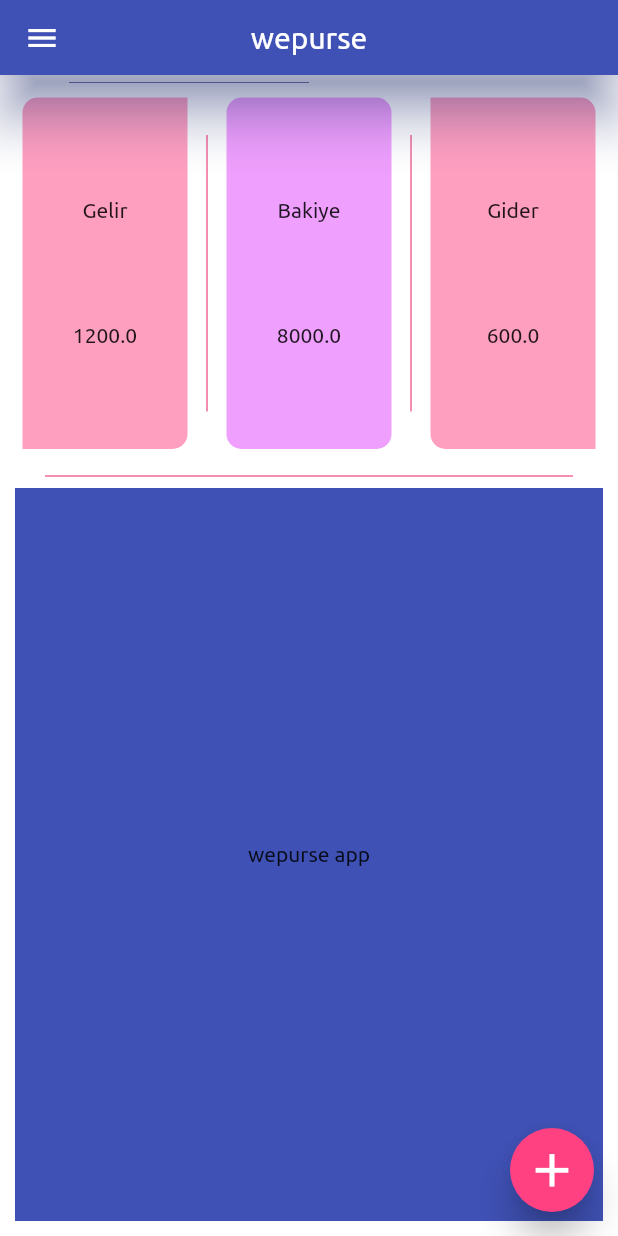
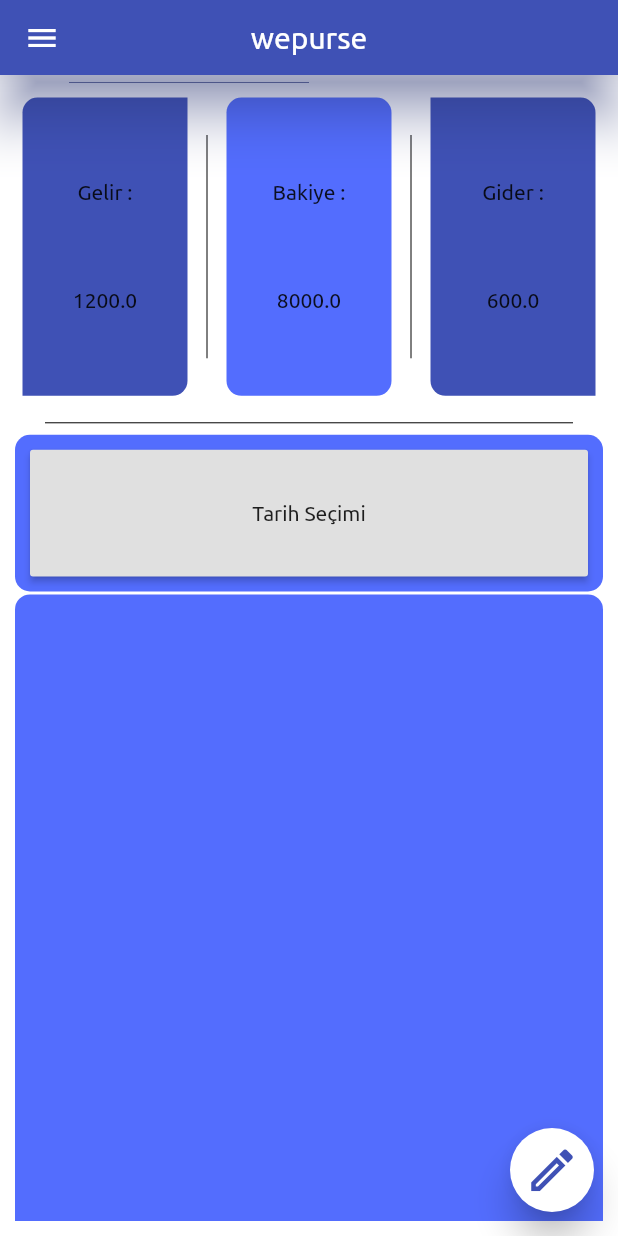
Before and after one commit to fatihatagunn/wepurse, a Flutter app: the MyHomePage screen opened directly, on a phone screen of 412 x 824 dp. Run offline on Flutter 3.47's test engine with Material 2 defaults, Android fonts, the phone set to English and light mode, and no system bars.

Commit message:
Colors , font , floatingActionButton modified.

```diff
--- a/lib/ui/my_home_page.dart
+++ b/lib/ui/my_home_page.dart
@@ -1,4 +1,5 @@
 import 'package:flutter/cupertino.dart';
+import 'package:flutter/gestures.dart';
 import 'package:flutter/material.dart';
 import 'add_process_page.dart';
 import 'appbar_widget.dart';
@@ -14,7 +15,6 @@
 class MyHomePageState extends State<MyHomePage> {
   var _income = 1200.0;
   var _amount = 8000.0;
-
   var _expense = 600.0;
 
   @override
@@ -38,9 +38,14 @@
                 ),
               );
             },
-            backgroundColor: Colors.pinkAccent.shade200,
-            child: Icon(Icons.add, size: 37,),
+            //backgroundColor: Colors.pinkAccent.shade200,
+            child: Icon(
+              Icons.edit_outlined,
+              size: 37,
+              color: Colors.indigo,
+            ),
             elevation: 10,
+            backgroundColor: Colors.white,
           ),
         ),
         body: Padding(
@@ -52,7 +57,7 @@
                   width: double.infinity,
                   height: MediaQuery.of(context).size.height / 3,
                   decoration: BoxDecoration(
-                    //color: Colors.purpleAccent,
+                    //color: Colors.indigo,
                     borderRadius: BorderRadius.circular(12),
                   ),
                   child: Row(
@@ -61,7 +66,7 @@
                         child: Container(
                           margin: EdgeInsets.all(5),
                           decoration: BoxDecoration(
-                            color: Colors.pinkAccent.withOpacity(0.5),
+                            color: Colors.indigo,
                             borderRadius: BorderRadius.only(
                               topLeft: Radius.circular(10),
                               bottomRight: Radius.circular(10),
@@ -70,14 +75,18 @@
                           child: Column(
                             mainAxisAlignment: MainAxisAlignment.spaceEvenly,
                             children: <Widget>[
-                              Text("Gelir"),
-                              Text(_income.toString()),
+                              Text(
+                                "Gelir :",
+                              ),
+                              Text(
+                                _income.toString(),
+                              ),
                             ],
                           ),
                         ),
                       ),
                       VerticalDivider(
-                        color: Colors.pink,
+                        color: Colors.black,
                         indent: 30,
                         endIndent: 30,
                       ),
@@ -85,12 +94,14 @@
                         child: Container(
                           margin: EdgeInsets.all(5),
                           decoration: BoxDecoration(
-                              color: Colors.purpleAccent.withOpacity(0.5),
+                              color: Colors.indigoAccent,
                               borderRadius: BorderRadius.circular(10)),
                           child: Column(
                             mainAxisAlignment: MainAxisAlignment.spaceEvenly,
                             children: <Widget>[
-                              Text("Bakiye"),
+                              Text(
+                                "Bakiye :",
+                              ),
                               Text(
                                 _amount.toString(),
                               ),
@@ -99,7 +110,7 @@
                         ),
                       ),
                       VerticalDivider(
-                        color: Colors.pink,
+                        color: Colors.black,
                         indent: 30,
                         endIndent: 30,
                       ),
@@ -107,7 +118,7 @@
                         child: Container(
                           margin: EdgeInsets.all(5),
                           decoration: BoxDecoration(
-                            color: Colors.pinkAccent.withOpacity(0.5),
+                            color: Colors.indigo,
                             borderRadius: BorderRadius.only(
                               topRight: Radius.circular(10),
                               bottomLeft: Radius.circular(10),
@@ -117,7 +128,7 @@
                             mainAxisAlignment: MainAxisAlignment.spaceEvenly,
                             children: <Widget>[
                               Text(
-                                "Gider",
+                                "Gider :",
                               ),
                               Text(
                                 _expense.toString(),
@@ -135,18 +146,40 @@
                 height: 5,
               ),
               Divider(
-                color: Colors.pink,
+                color: Colors.black,
                 indent: 20,
                 endIndent: 20,
               ),
               Expanded(
                 child: Container(
                   width: double.infinity,
+                  height: MediaQuery.of(context).size.height / 10,
+                  decoration: BoxDecoration(
+                    borderRadius: BorderRadius.circular(10),
+                    color: Colors.indigoAccent,
+                  ),
+                  padding: EdgeInsets.all(10),
+                  child: RaisedButton(
+                    child: Text("Tarih Seçimi"),
+                    onPressed: () {},
+                  ),
+                ),
+                flex: 1,
+              ),
+              SizedBox(height: 2,),
+              Expanded(
+                child: Container(
+                  width: double.infinity,
                   height: MediaQuery.of(context).size.height / 3,
-                  color: Colors.indigo,
-                  child: Align(
-                    alignment: Alignment.center,
-                    child: Text("wepurse app"),
+                  decoration: BoxDecoration(
+                    color: Colors.indigoAccent,
+                    borderRadius: BorderRadius.only(
+                      topLeft: Radius.circular(10),
+                      topRight: Radius.circular(10),
+                    ),
+                  ),
+                  child: ListView(
+
                   ),
                 ),
                 flex: 4,
```
